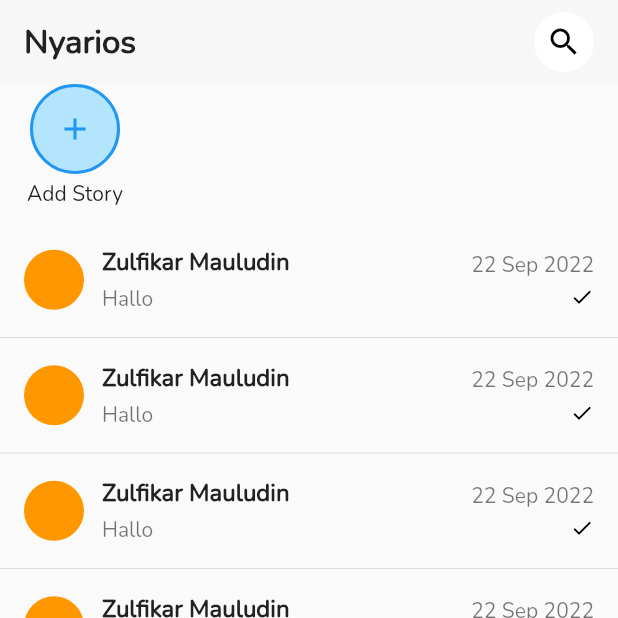
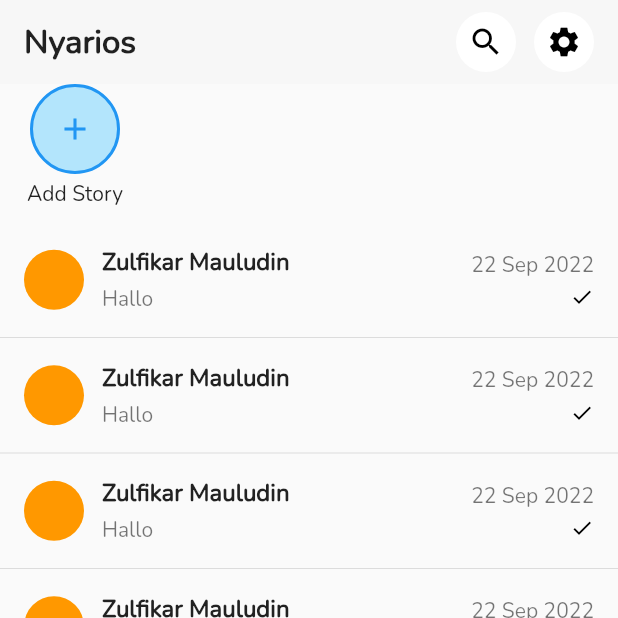
Before and after one commit to zuludin04/nyarios, a Flutter app: the screen it shows after launch, on a phone screen of 412 x 824 dp, the top half of it. Run offline on Flutter 3.47's test engine with Material 2 defaults, Android fonts, the phone set to English and light mode, and no system bars.

Commit message:
add setting action

```diff
--- a/lib/ui/home/home_screen.dart
+++ b/lib/ui/home/home_screen.dart
@@ -156,13 +156,12 @@ class CustomStickyBar extends SliverPersistentHeaderDelegate {
               fontWeight: FontWeight.w600,
             ),
           ),
-          Container(
-            padding: const EdgeInsets.all(8),
-            decoration: const BoxDecoration(
-              color: Colors.white,
-              shape: BoxShape.circle,
-            ),
-            child: const Icon(Icons.search),
+          Row(
+            children: [
+              ActionMenuItem(icon: Icons.search, onTap: () {}),
+              const SizedBox(width: 12),
+              ActionMenuItem(icon: Icons.settings, onTap: () {}),
+            ],
           ),
         ],
       ),
@@ -179,3 +178,29 @@ class CustomStickyBar extends SliverPersistentHeaderDelegate {
   bool shouldRebuild(covariant SliverPersistentHeaderDelegate oldDelegate) =>
       false;
 }
+
+class ActionMenuItem extends StatelessWidget {
+  final IconData icon;
+  final Function() onTap;
+
+  const ActionMenuItem({
+    super.key,
+    required this.icon,
+    required this.onTap,
+  });
+
+  @override
+  Widget build(BuildContext context) {
+    return InkWell(
+      onTap: onTap,
+      child: Container(
+        padding: const EdgeInsets.all(8),
+        decoration: const BoxDecoration(
+          color: Colors.white,
+          shape: BoxShape.circle,
+        ),
+        child: Icon(icon),
+      ),
+    );
+  }
+}
```
